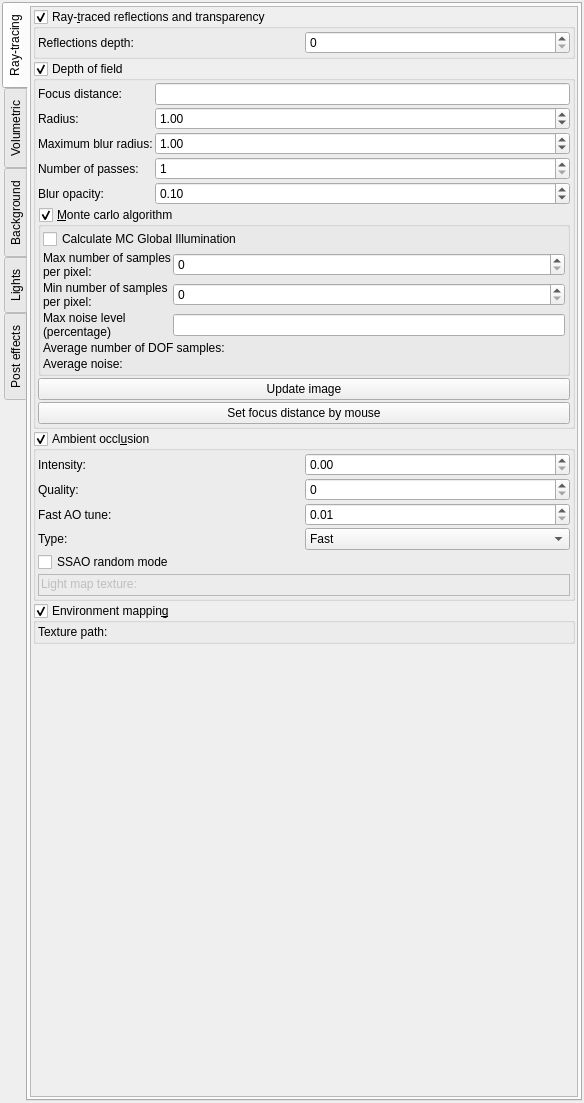
Before: the Qt Designer form mandelbulber2/qt/dock_effects.ui in buddhi1980/mandelbulber2, drawn with Qt 5.
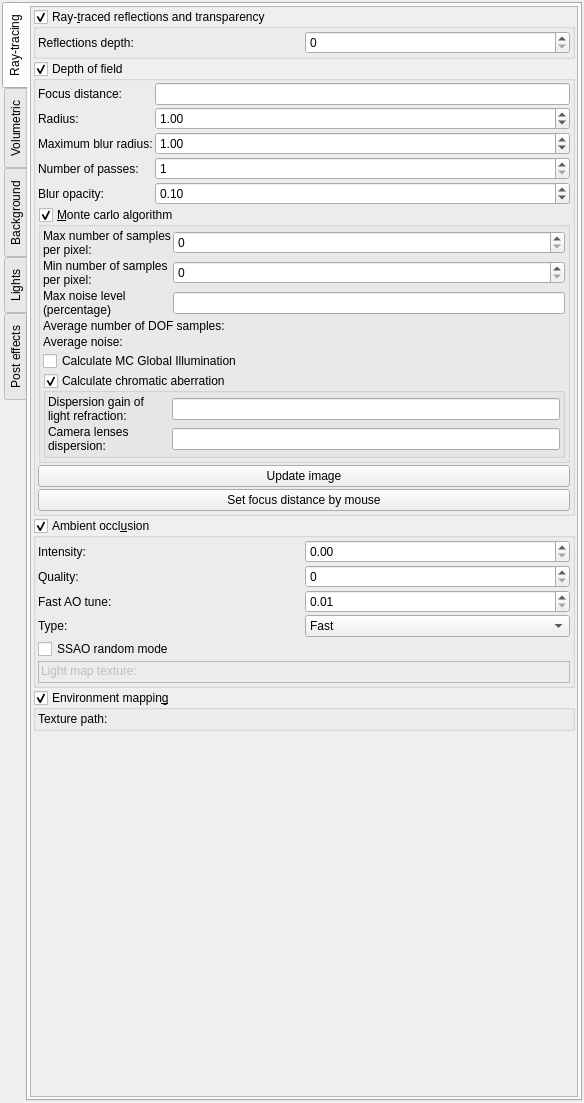
After: the same form once the commit is applied. Icons and pictures are not drawn. Custom widgets are drawn as their Qt base class.

Commit message: Added chromatic aberration effect

What changed in the file:
```diff
--- a/mandelbulber2/qt/dock_effects.ui
+++ b/mandelbulber2/qt/dock_effects.ui
@@ -377,22 +377,6 @@
                  <property name="bottomMargin">
                   <number>2</number>
                  </property>
-                 <item>
-                  <widget class="MyCheckBox" name="checkBox_DOF_MC_global_illumination">
-                   <property name="sizePolicy">
-                    <sizepolicy hsizetype="Minimum" vsizetype="Maximum">
-                     <horstretch>0</horstretch>
-                     <verstretch>0</verstretch>
-                    </sizepolicy>
-                   </property>
-                   <property name="toolTip">
-                    <string>&lt;html&gt;&lt;head/&gt;&lt;body&gt;&lt;p&gt;Enables calculation of realistic global illumination using Monte Carlo algorithm&lt;/p&gt;&lt;/body&gt;&lt;/html&gt;</string>
-                   </property>
-                   <property name="text">
-                    <string>Calculate MC Global Illumination</string>
-                   </property>
-                  </widget>
-                 </item>
                  <item>
                   <layout class="QGridLayout" name="gridLayout_97">
                    <property name="spacing">
@@ -470,6 +454,82 @@
                    </item>
                   </layout>
                  </item>
+                 <item>
+                  <widget class="MyCheckBox" name="checkBox_DOF_MC_global_illumination">
+                   <property name="sizePolicy">
+                    <sizepolicy hsizetype="Minimum" vsizetype="Maximum">
+                     <horstretch>0</horstretch>
+                     <verstretch>0</verstretch>
+                    </sizepolicy>
+                   </property>
+                   <property name="toolTip">
+                    <string>&lt;html&gt;&lt;head/&gt;&lt;body&gt;&lt;p&gt;Enables calculation of realistic global illumination using Monte Carlo algorithm&lt;/p&gt;&lt;/body&gt;&lt;/html&gt;</string>
+                   </property>
+                   <property name="text">
+                    <string>Calculate MC Global Illumination</string>
+                   </property>
+                  </widget>
+                 </item>
+                 <item>
+                  <widget class="MyGroupBox" name="groupCheck_DOF_MC_CA_enable">
+                   <property name="title">
+                    <string>Calculate chromatic aberration</string>
+                   </property>
+                   <property name="checkable">
+                    <bool>true</bool>
+                   </property>
+                   <layout class="QVBoxLayout" name="verticalLayout_75">
+                    <property name="spacing">
+                     <number>2</number>
+                    </property>
+                    <property name="leftMargin">
+                     <number>2</number>
+                    </property>
+                    <property name="topMargin">
+                     <number>2</number>
+                    </property>
+                    <property name="rightMargin">
+                     <number>2</number>
+                    </property>
+                    <property name="bottomMargin">
+                     <number>2</number>
+                    </property>
+                    <item>
+                     <layout class="QGridLayout" name="gridLayout_11">
+                      <property name="spacing">
+                       <number>2</number>
+                      </property>
+                      <item row="0" column="1">
+                       <widget class="MyLineEdit" name="logedit_DOF_MC_CA_dispersion_gain"/>
+                      </item>
+                      <item row="0" column="0">
+                       <widget class="QLabel" name="label_69">
+                        <property name="text">
+                         <string>Dispersion gain of light refraction:</string>
+                        </property>
+                        <property name="wordWrap">
+                         <bool>true</bool>
+                        </property>
+                       </widget>
+                      </item>
+                      <item row="1" column="0">
+                       <widget class="QLabel" name="label_70">
+                        <property name="text">
+                         <string>Camera lenses dispersion:</string>
+                        </property>
+                        <property name="wordWrap">
+                         <bool>true</bool>
+                        </property>
+                       </widget>
+                      </item>
+                      <item row="1" column="1">
+                       <widget class="MyLineEdit" name="logedit_DOF_MC_CA_camera_dispersion"/>
+                      </item>
+                     </layout>
+                    </item>
+                   </layout>
+                  </widget>
+                 </item>
                 </layout>
                </widget>
               </item>
```
The commit also changes 13 other files.
